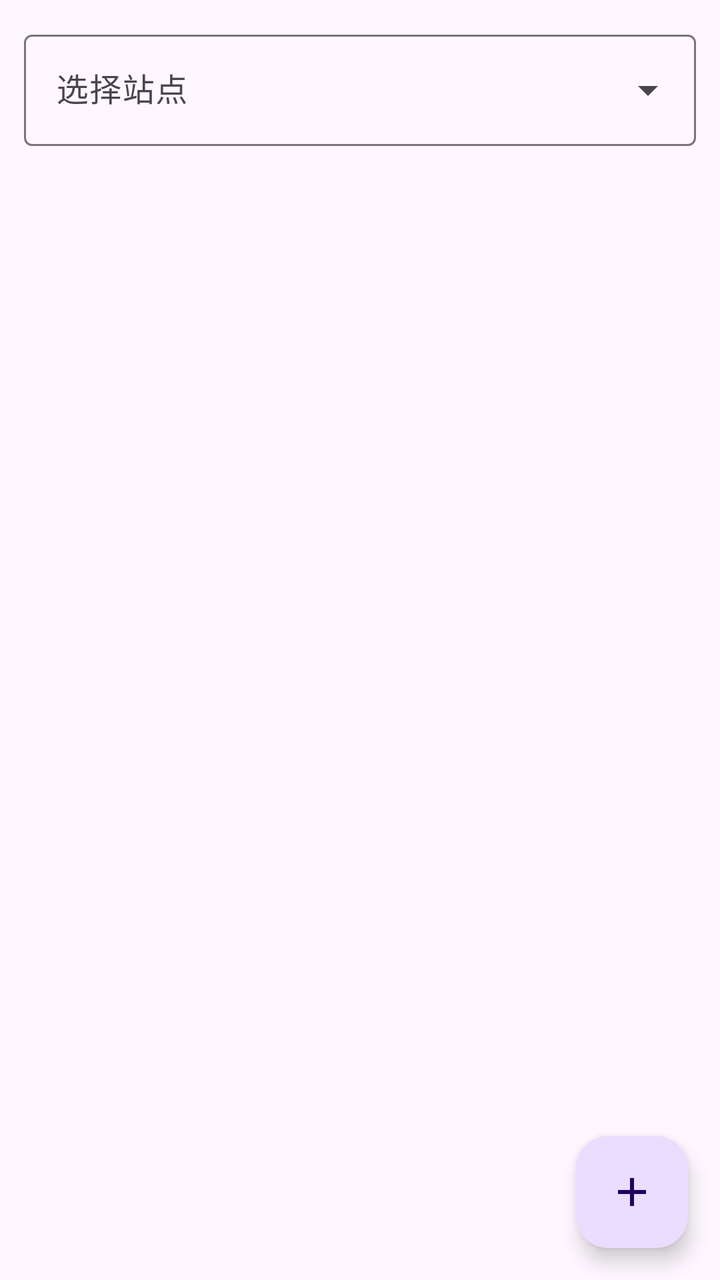
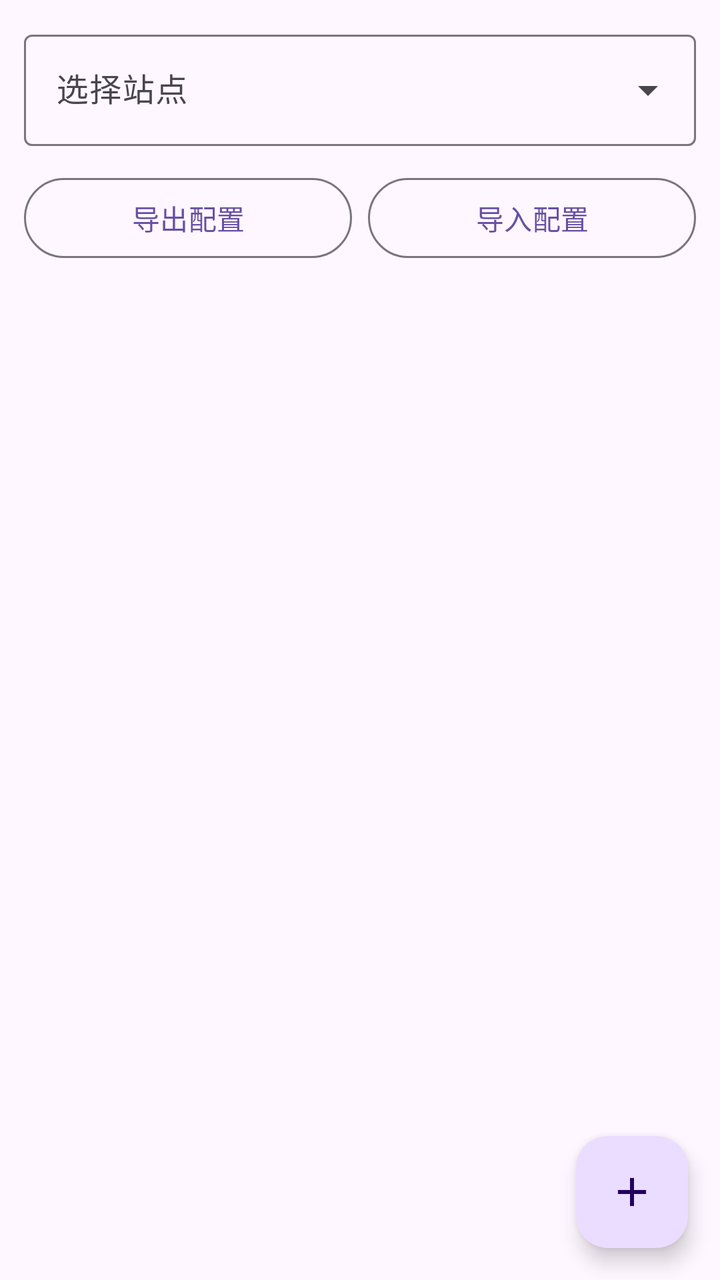

Two renders of the same Android screen: before a commit and after it. Below are the layout's source before the change and the commit's diff.
<!-- AndroidManifest.xml: application theme Theme.AutoCheckin -->
<!-- res/layout/fragment_accounts.xml -->
<?xml version="1.0" encoding="utf-8"?>
<FrameLayout xmlns:android="http://schemas.android.com/apk/res/android"
    xmlns:app="http://schemas.android.com/apk/res-auto"
    android:layout_width="match_parent"
    android:layout_height="match_parent">

    <LinearLayout
        android:layout_width="match_parent"
        android:layout_height="match_parent"
        android:orientation="vertical">

        <com.google.android.material.textfield.TextInputLayout
            android:id="@+id/siteSelectorLayout"
            style="@style/Widget.Material3.TextInputLayout.OutlinedBox.ExposedDropdownMenu"
            android:layout_width="match_parent"
            android:layout_height="wrap_content"
            android:layout_margin="12dp"
            android:hint="选择站点">

            <AutoCompleteTextView
                android:id="@+id/siteSpinner"
                android:layout_width="match_parent"
                android:layout_height="wrap_content"
                android:inputType="none" />
        </com.google.android.material.textfield.TextInputLayout>

        <androidx.recyclerview.widget.RecyclerView
            android:id="@+id/accountList"
            android:layout_width="match_parent"
            android:layout_height="0dp"
            android:layout_weight="1"
            android:clipToPadding="false"
            android:paddingBottom="80dp" />
    </LinearLayout>

    <com.google.android.material.floatingactionbutton.FloatingActionButton
        android:id="@+id/fabAddAccount"
        android:layout_width="wrap_content"
        android:layout_height="wrap_content"
        android:layout_gravity="bottom|end"
        android:layout_margin="16dp"
        android:contentDescription="添加账号"
        app:srcCompat="@drawable/ic_add" />
</FrameLayout>
<!-- resources referenced by this layout -->
<resources>
  <!-- drawable ic_add (drawable) -->
  <?xml version="1.0" encoding="utf-8"?>
  <vector xmlns:android="http://schemas.android.com/apk/res/android"
      android:width="24dp"
      android:height="24dp"
      android:viewportWidth="24"
      android:viewportHeight="24">
      <path
          android:fillColor="#FFFFFF"
          android:pathData="M19,13h-6v6h-2v-6H5v-2h6V5h2v6h6v2z" />
  </vector>
  <style name="Theme.AutoCheckin" parent="Theme.Material3.DayNight.NoActionBar" />
</resources>

<!-- the commit's change to res/layout/fragment_accounts.xml (unified diff, before → after) -->
@@ -24,6 +24,30 @@
                 android:inputType="none" />
         </com.google.android.material.textfield.TextInputLayout>
 
+        <LinearLayout
+            android:layout_width="match_parent"
+            android:layout_height="wrap_content"
+            android:layout_marginHorizontal="12dp"
+            android:orientation="horizontal">
+
+            <com.google.android.material.button.MaterialButton
+                android:id="@+id/exportConfigBtn"
+                style="@style/Widget.Material3.Button.OutlinedButton"
+                android:layout_width="0dp"
+                android:layout_height="wrap_content"
+                android:layout_weight="1"
+                android:text="导出配置" />
+
+            <com.google.android.material.button.MaterialButton
+                android:id="@+id/importConfigBtn"
+                style="@style/Widget.Material3.Button.OutlinedButton"
+                android:layout_width="0dp"
+                android:layout_height="wrap_content"
+                android:layout_marginStart="8dp"
+                android:layout_weight="1"
+                android:text="导入配置" />
+        </LinearLayout>
+
         <androidx.recyclerview.widget.RecyclerView
             android:id="@+id/accountList"
             android:layout_width="match_parent"
